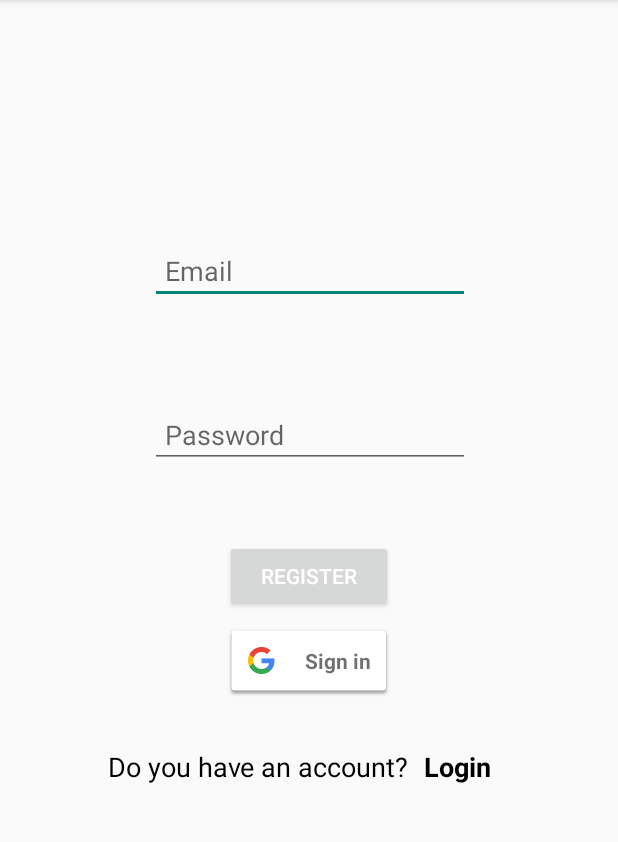
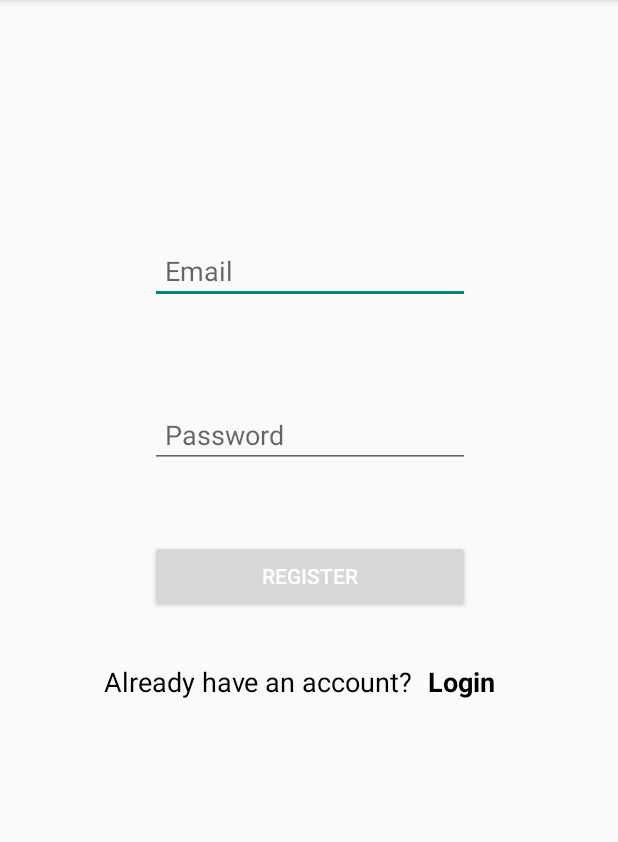
Before and after one commit to 217013277/MobileAppProject, an Android app: the LoginActivity screen opened directly, with no data from a screen before it, after a tap on "Register", on a phone screen of 412 x 824 dp, the part 84-926 px from its top. Run offline under Robolectric (Android 15) with nearby library versions, the phone set to English and light mode, and no system bars; our stand-ins replace Firebase (no records; nobody signed in at launch, a user with empty details on screens opened directly); 2 statements that could not run were skipped.

Commit message:
update RegisterActvity.kt

```diff
--- a/app/src/main/java/com/example/mobileappproject/LoginActivity.kt
+++ b/app/src/main/java/com/example/mobileappproject/LoginActivity.kt
@@ -1,15 +1,18 @@
 package com.example.mobileappproject
 
+import android.app.Activity
 import android.content.Intent
 import androidx.appcompat.app.AppCompatActivity
 import android.os.Bundle
 import android.util.Log
 import android.view.View
-import android.widget.Button
-import android.widget.EditText
-import android.widget.TextView
-import android.widget.Toast
+import android.widget.*
+import androidx.activity.result.contract.ActivityResultContracts
+import androidx.biometric.BiometricManager
+import androidx.biometric.BiometricPrompt
 import androidx.cardview.widget.CardView
+import androidx.core.content.ContextCompat
+import com.example.mobileappproject.extensions.Biometric
 import com.google.android.gms.auth.api.signin.GoogleSignIn
 import com.google.android.gms.auth.api.signin.GoogleSignInAccount
 import com.google.android.gms.auth.api.signin.GoogleSignInClient
@@ -19,11 +22,16 @@ import com.google.android.gms.common.api.ApiException
 import com.google.android.gms.tasks.Task
 import com.google.firebase.auth.FirebaseAuth
 import com.google.firebase.auth.GoogleAuthProvider
+import java.util.concurrent.Executor
 
 class LoginActivity : AppCompatActivity() {
     private lateinit var mGoogleSignInClient: GoogleSignInClient
     private val Req_Code:Int=123
     private lateinit var firebaseAuth: FirebaseAuth
+
+    private lateinit var executor: Executor
+    private lateinit var biometricPrompt: BiometricPrompt
+    private lateinit var promptInfo: BiometricPrompt.PromptInfo
 
     override fun onCreate(savedInstanceState: Bundle?) {
         super.onCreate(savedInstanceState)
@@ -56,14 +64,58 @@ class LoginActivity : AppCompatActivity() {
             Toast.makeText(this,"Logging In",Toast.LENGTH_SHORT).show()
             signInGoogle()
         }
+
+        //Biometric
+        executor = ContextCompat.getMainExecutor(this)
+
+        biometricPrompt = BiometricPrompt(this, executor,
+            object : BiometricPrompt.AuthenticationCallback() {
+
+                override fun onAuthenticationError(errorCode: Int,
+                                                   errString: CharSequence) {
+                    super.onAuthenticationError(errorCode, errString)
+                    Toast.makeText(applicationContext,
+                        "Authentication error: $errString", Toast.LENGTH_SHORT)
+                        .show()
+                }
+
+                override fun onAuthenticationSucceeded(
+                    result: BiometricPrompt.AuthenticationResult) {
+                    super.onAuthenticationSucceeded(result)
+                    Toast.makeText(applicationContext,
+                        "Authentication succeeded!", Toast.LENGTH_SHORT)
+                        .show()
+                }
+
+                override fun onAuthenticationFailed() {
+                    super.onAuthenticationFailed()
+                    Toast.makeText(applicationContext, "Authentication failed",
+                        Toast.LENGTH_SHORT)
+                        .show()
+                }
+
+            })
+
+        promptInfo = BiometricPrompt.PromptInfo.Builder()
+            .setTitle("Biometric login for my app")
+            .setSubtitle("Log in using your biometric credential")
+            .setNegativeButtonText("Use account password")
+            .build()
+
+        val biometricLoginButton =
+            findViewById<ImageButton>(R.id.biometricBtn)
+        biometricLoginButton.setOnClickListener {
+            biometricPrompt.authenticate(promptInfo)
+        }
     }
 
     // Email and password login
-    fun login() {
+    private fun login() {
         val editTextEmailAddress = findViewById<EditText>(R.id.editTextEmailAddress)
         val editTextPassword = findViewById<EditText>(R.id.editTextPassword)
         val email = editTextEmailAddress.text.toString()
         val password = editTextPassword.text.toString()
+
         firebaseAuth.signInWithEmailAndPassword(email,password).addOnCompleteListener { task ->
             if(task.isSuccessful){
                 AccountPreference.setEmail(this, firebaseAuth.currentUser?.email.toString())
@@ -78,17 +130,16 @@ class LoginActivity : AppCompatActivity() {
 
     // Google login
     private fun signInGoogle(){
-
-        val signInIntent: Intent =mGoogleSignInClient.signInIntent
-        startActivityForResult(signInIntent,Req_Code)
+        val signInIntent: Intent = mGoogleSignInClient.signInIntent
+        resultLauncher.launch(signInIntent)
     }
 
-    override fun onActivityResult(requestCode: Int, resultCode: Int, data: Intent?) {
-        super.onActivityResult(requestCode, resultCode, data)
-        if(requestCode==Req_Code){
+    var resultLauncher = registerForActivityResult(ActivityResultContracts.StartActivityForResult()) { result ->
+        if (result.resultCode == Activity.RESULT_OK) {
+            // There are no request codes
+            val data: Intent? = result.data
             val task: Task<GoogleSignInAccount> = GoogleSignIn.getSignedInAccountFromIntent(data)
             handleResult(task)
-//            firebaseAuthWithGoogle(account!!)
         }
     }
 
@@ -126,6 +177,16 @@ class LoginActivity : AppCompatActivity() {
         startActivity(intent)
     }
 
+    override fun onResume() {
+        super.onResume()
+        val biometricBtn = findViewById<ImageButton>(R.id.biometricBtn)
+        val email = AccountPreference.getEmail(this)
+        val username = AccountPreference.getUsername(this)
+        if (email.toString().isEmpty() && username.toString().isEmpty()) {
+            biometricBtn.visibility = View.GONE
+        }
+    }
+
     // if you do not add this check, then you would have to login everytime you start your application on your phone.
 //    override fun onStart() {
 //        super.onStart()
--- a/app/src/main/res/layout/activity_register.xml
+++ b/app/src/main/res/layout/activity_register.xml
@@ -10,7 +10,6 @@
         android:id="@+id/editTextEmailAddress"
         android:layout_width="wrap_content"
         android:layout_height="wrap_content"
-
         android:ems="10"
         android:hint="Email"
         android:inputType="textEmailAddress"
@@ -20,7 +19,8 @@
         app:layout_constraintEnd_toEndOf="parent"
         app:layout_constraintHorizontal_bias="0.502"
         app:layout_constraintStart_toStartOf="parent"
-        app:layout_constraintTop_toTopOf="parent" />
+        app:layout_constraintTop_toTopOf="parent"
+        android:autofillHints="emailAddress" />
 
     <EditText
         android:id="@+id/editTextPassword"
@@ -35,7 +35,8 @@
         app:layout_constraintBottom_toTopOf="@+id/registerBtn"
         app:layout_constraintEnd_toEndOf="@+id/editTextEmailAddress"
         app:layout_constraintStart_toStartOf="@+id/editTextEmailAddress"
-        app:layout_constraintTop_toBottomOf="@+id/editTextEmailAddress" />
+        app:layout_constraintTop_toBottomOf="@+id/editTextEmailAddress"
+        android:autofillHints="password" />
 
     <Button
         android:id="@+id/registerBtn"
@@ -44,19 +45,9 @@
         android:text="REGISTER"
         android:textColor="@color/white"
         app:layout_constraintBottom_toBottomOf="parent"
-        app:layout_constraintEnd_toEndOf="@+id/googleSignInBtn"
-        app:layout_constraintStart_toStartOf="@+id/googleSignInBtn"
+        app:layout_constraintEnd_toEndOf="@+id/editTextEmailAddress"
+        app:layout_constraintStart_toStartOf="@+id/editTextEmailAddress"
         app:layout_constraintTop_toTopOf="parent" />
-
-    <com.google.android.gms.common.SignInButton
-        android:id="@+id/googleSignInBtn"
-        android:layout_width="wrap_content"
-        android:layout_height="wrap_content"
-        android:layout_marginTop="8dp"
-        app:layout_constraintEnd_toEndOf="parent"
-        app:layout_constraintStart_toStartOf="parent"
-        app:layout_constraintTop_toBottomOf="@+id/registerBtn"
-        tools:ignore="MissingClass" />
 
     <LinearLayout
         android:id="@+id/linearLayout"
@@ -68,14 +59,14 @@
         app:layout_constraintEnd_toEndOf="parent"
         app:layout_constraintHorizontal_bias="0.488"
         app:layout_constraintStart_toStartOf="parent"
-        app:layout_constraintTop_toBottomOf="@+id/googleSignInBtn">
+        app:layout_constraintTop_toBottomOf="@+id/registerBtn">
 
         <TextView
             android:id="@+id/textViewAskAccountTrue"
             android:layout_width="match_parent"
             android:layout_height="wrap_content"
             android:layout_weight="0.75"
-            android:text="Do you have an account?"
+            android:text="Already have an account?"
             android:textColor="@color/black"
             android:textSize="18sp" />
 
```
Also changed, not shown: app/src/main/java/com/example/mobileappproject/RegisterActivity.kt (+11 -1 lines), app/src/main/res/layout/activity_login.xml (+57 -23 lines).
